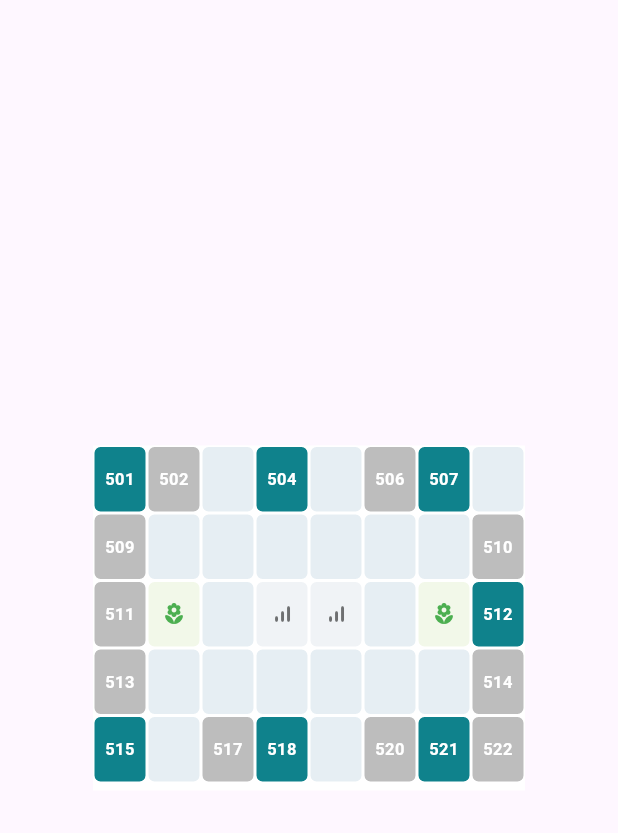
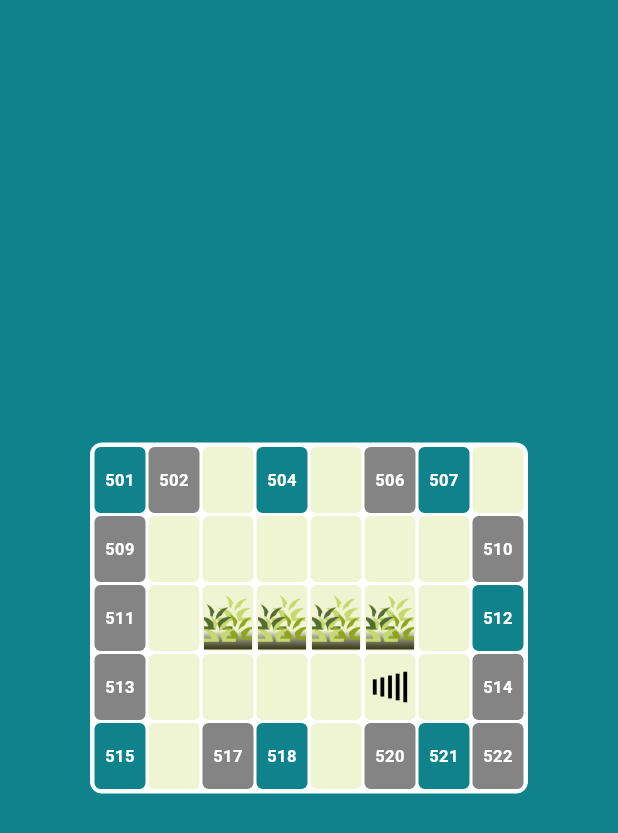
Before and after one commit to Pattaphon-sr/room_reservation_system_app, a Flutter app: the screen it shows after launch, on a phone screen of 412 x 824 dp. Shown: the top 833 px of the screen. Run offline on Flutter 3.47's test engine with Material 3 defaults, Android fonts, the light colour scheme and no system bars.

Commit message:
Edit Ui Map for 3 role

```diff
--- a/lib/core/theme/app_colors.dart
+++ b/lib/core/theme/app_colors.dart
@@ -7,6 +7,11 @@ class AppColors {
   static const Color tealPrimary = Color(0xFF0F828C);
   static const Color oceanDeep = Color(0xFF065084);
   static const Color purpleDeep = Color(0xFF320A6B);
+
+  // room status
+  static const Color roomBlue = Color(0xFF0F828C);
+  static const Color roomGrey = Color(0xFF848484);
+  static const Color roomdecoration = Color(0xFFEFF5D2);
 
   // Pink / Rose
   static const Color roseMist = Color(0xFFF5D2D2);
--- a/lib/features/map_preview.dart
+++ b/lib/features/map_preview.dart
@@ -1,4 +1,5 @@
 import 'package:flutter/material.dart';
+import 'package:room_reservation_system_app/core/theme/theme.dart';
 import 'package:room_reservation_system_app/shared/widgets/widgets.dart';
 
 class MapPreview extends StatefulWidget {
@@ -12,7 +13,15 @@ class _MapPreviewState extends State<MapPreview> {
   @override
   Widget build(BuildContext context) {
     return Scaffold(
-      body: Center(child: MapFloor(role: MapRole.user)),
+      backgroundColor: AppColors.roomBlue,
+      body: Center(
+        child: MapFloor(
+          role: MapRole.user,
+          onCellTap: (x, y, cell) {
+            debugPrint('tap ($x,$y) ${cell['type']} ${cell['roomNo'] ?? ''}');
+          },
+        ),
+      ),
     );
   }
 }
--- a/lib/main.dart
+++ b/lib/main.dart
@@ -1,6 +1,5 @@
 import 'package:flutter/material.dart';
 import 'package:room_reservation_system_app/features/auth/auth.dart';
-import 'package:room_reservation_system_app/features/booking_map_preview.dart';
 import 'features/test_screen.dart';
 import 'features/map_preview.dart';
 
@@ -18,7 +17,6 @@ class MyApp extends StatelessWidget {
       // home: InitialScreen(),
       // home: SignInScreen(),
       // home: SignUpScreen(),
-      // home: BookingMapPreviewPage(),
       home: MapPreview(),
     );
   }
--- a/lib/shared/widgets/maps/map_floor.dart
+++ b/lib/shared/widgets/maps/map_floor.dart
@@ -1,6 +1,6 @@
 import 'dart:math' as math;
 import 'package:flutter/material.dart';
-import 'package:room_reservation_system_app/core/theme/app_shapes.dart';
+import 'package:room_reservation_system_app/core/theme/theme.dart';
 
 enum CellType { empty, room, corridor, stair, decoration }
 
@@ -9,8 +9,10 @@ enum RoomStatus { free, pending, disabled, reserved }
 enum MapRole { user, staff, approver }
 
 // Status Colors
-const _blueFree = Color(0xFF0F828C);
-const _greyOther = Color(0xFFBDBDBD);
+const _blueFree = AppColors.roomBlue;
+const _greyOther = AppColors.roomGrey;
+const _roomDecoration = AppColors.roomdecoration;
+const _yellowPending = Color(0xFFFFCF71);
 
 /// MOCK ข้อมูล 8×5
 final List<Map<String, dynamic>> kCellsDefault = [
@@ -84,12 +86,12 @@ final List<Map<String, dynamic>> kCellsDefault = [
     'status': RoomStatus.pending,
     'roomNo': '511',
   },
-  {'x': 1, 'y': 2, 'type': CellType.decoration},
-  {'x': 2, 'y': 2, 'type': CellType.empty},
-  {'x': 3, 'y': 2, 'type': CellType.stair},
-  {'x': 4, 'y': 2, 'type': CellType.stair},
-  {'x': 5, 'y': 2, 'type': CellType.empty},
-  {'x': 6, 'y': 2, 'type': CellType.decoration},
+  {'x': 1, 'y': 2, 'type': CellType.empty},
+  {'x': 2, 'y': 2, 'type': CellType.decoration},
+  {'x': 3, 'y': 2, 'type': CellType.decoration},
+  {'x': 4, 'y': 2, 'type': CellType.decoration},
+  {'x': 5, 'y': 2, 'type': CellType.decoration},
+  {'x': 6, 'y': 2, 'type': CellType.empty},
   {
     'x': 7,
     'y': 2,
@@ -110,8 +112,8 @@ final List<Map<String, dynamic>> kCellsDefault = [
   {'x': 2, 'y': 3, 'type': CellType.corridor},
   {'x': 3, 'y': 3, 'type': CellType.empty},
   {'x': 4, 'y': 3, 'type': CellType.corridor},
-  {'x': 5, 'y': 3, 'type': CellType.empty},
-  {'x': 6, 'y': 3, 'type': CellType.corridor},
+  {'x': 5, 'y': 3, 'type': CellType.stair},
+  {'x': 6, 'y': 3, 'type': CellType.empty},
   {
     'x': 7,
     'y': 3,
@@ -179,21 +181,16 @@ class MapFloor extends StatelessWidget {
     super.key,
     this.role = MapRole.user,
     this.cells,
-    this.width = 288,
-    this.height = 230,
-    this.crossAxisSpacing = 0,
-    this.mainAxisSpacing = 0,
-    this.mainAxisExtent = 45,
     this.onCellTap, // สำหรับ user/staff (เฉพาะ user: free room เท่านั้น)
   });
 
   final MapRole role;
   final List<Map<String, dynamic>>? cells;
-  final double width;
-  final double height;
-  final double crossAxisSpacing;
-  final double mainAxisSpacing;
-  final double mainAxisExtent;
+  final double width = 292;
+  final double height = 234;
+  final double crossAxisSpacing = 0;
+  final double mainAxisSpacing = 0;
+  final double mainAxisExtent = 46;
   final void Function(int x, int y, Map<String, dynamic> cell)? onCellTap;
 
   Map<String, dynamic> _normalizeForRole(
@@ -228,30 +225,64 @@ class MapFloor extends StatelessWidget {
         break;
 
       case CellType.corridor:
-        bg = const Color(0xFFE6EEF3);
+        bg = _roomDecoration;
         break;
 
       case CellType.stair:
-        bg = const Color(0xFFF0F3F6);
-        child = const Icon(
-          Icons.signal_cellular_alt_rounded,
-          size: 16,
-          color: Colors.black54,
+        bg = _roomDecoration;
+        child = LayoutBuilder(
+          builder: (_, c) {
+            return Image.asset(
+              'assets/icons/stairs.png',
+              width: 28,
+              fit: BoxFit.fitHeight,
+            );
+          },
         );
         break;
 
       case CellType.decoration:
-        bg = const Color(0xFFF2F8E9);
-        child = const Icon(
-          Icons.local_florist_rounded,
-          size: 16,
-          color: Colors.green,
+        bg = _roomDecoration;
+        child = Container(
+          decoration: BoxDecoration(
+            gradient: LinearGradient(
+              colors: [Color(0x00000000), Color(0xFF3B3B1A)],
+              stops: [0.7, 0.99],
+              begin: Alignment.topCenter,
+              end: Alignment.bottomCenter,
+            ),
+          ),
+          child: LayoutBuilder(
+            builder: (_, c) {
+              return Image.asset(
+                'assets/icons/grass.png',
+                width: 32,
+                height: 42,
+                fit: BoxFit.fitHeight,
+              );
+            },
+          ),
         );
         break;
 
       case CellType.room:
         final status = (cell['status'] as RoomStatus?) ?? RoomStatus.disabled;
-        bg = (status == RoomStatus.free) ? _blueFree : _greyOther;
+
+        // ถ้าเป็น pending:
+        // - staff/approver = เหลือง
+        // - user = เทา (ตามกติกา: user เห็นเป็นห้องที่กดไม่ได้)
+        switch (status) {
+          case RoomStatus.free:
+            bg = _blueFree;
+            break;
+          case RoomStatus.pending:
+            bg = (role == MapRole.user) ? _greyOther : _yellowPending;
+            break;
+          case RoomStatus.reserved:
+          case RoomStatus.disabled:
+            bg = _greyOther;
+            break;
+        }
 
         final roomNo = (cell['roomNo'] ?? '').toString();
         child = Text(
@@ -284,17 +315,21 @@ class MapFloor extends StatelessWidget {
     final lookup = {for (final c in data) '${c['x']}:${c['y']}': c};
 
     return Container(
-      color: Colors.white,
-      width: 288,
-      height: 230,
+      width: width,
+      height: height,
+      decoration: BoxDecoration(
+        color: Colors.white,
+        borderRadius: BorderRadius.all(Radius.circular(8)),
+      ),
       child: GridView.builder(
-        padding: EdgeInsets.zero,
+        padding: EdgeInsets.symmetric(vertical: 2, horizontal: 2),
         physics: const NeverScrollableScrollPhysics(),
         itemCount: rows * cols,
         gridDelegate: SliverGridDelegateWithFixedCrossAxisCount(
           crossAxisCount: cols,
-          mainAxisSpacing: 0,
-          mainAxisExtent: 45,
+          crossAxisSpacing: crossAxisSpacing,
+          mainAxisSpacing: mainAxisSpacing,
+          mainAxisExtent: mainAxisExtent,
         ),
         itemBuilder: (_, i) {
           final x = i % cols;
@@ -317,8 +352,8 @@ class MapFloor extends StatelessWidget {
             return GestureDetector(
               behavior: HitTestBehavior.opaque,
               onTap: () =>
-                  // onCellTap?.call(x, y, raw), // ส่ง raw กลับ (ข้อมูลจริง)
-                  debugPrint('user tap'),
+                  onCellTap?.call(x, y, raw), // ส่ง raw กลับ (ข้อมูลจริง)
+              // debugPrint('user tap'),
               child: tile,
             );
           }
@@ -326,9 +361,8 @@ class MapFloor extends StatelessWidget {
           // Staff → แตะได้ทั้งหมด (รวม empty)
           return GestureDetector(
             behavior: HitTestBehavior.opaque,
-            onTap: () =>
-                // onCellTap?.call(x, y, raw),
-                debugPrint('staff tap'),
+            onTap: () => onCellTap?.call(x, y, raw),
+            // debugPrint('staff tap'),
             child: tile,
           );
         },
```
Also changed, not shown: lib/features/booking_map_preview.dart (deleted, +0 -285 lines), assets/icons/grass.png (added), assets/icons/stairs.png (added).
